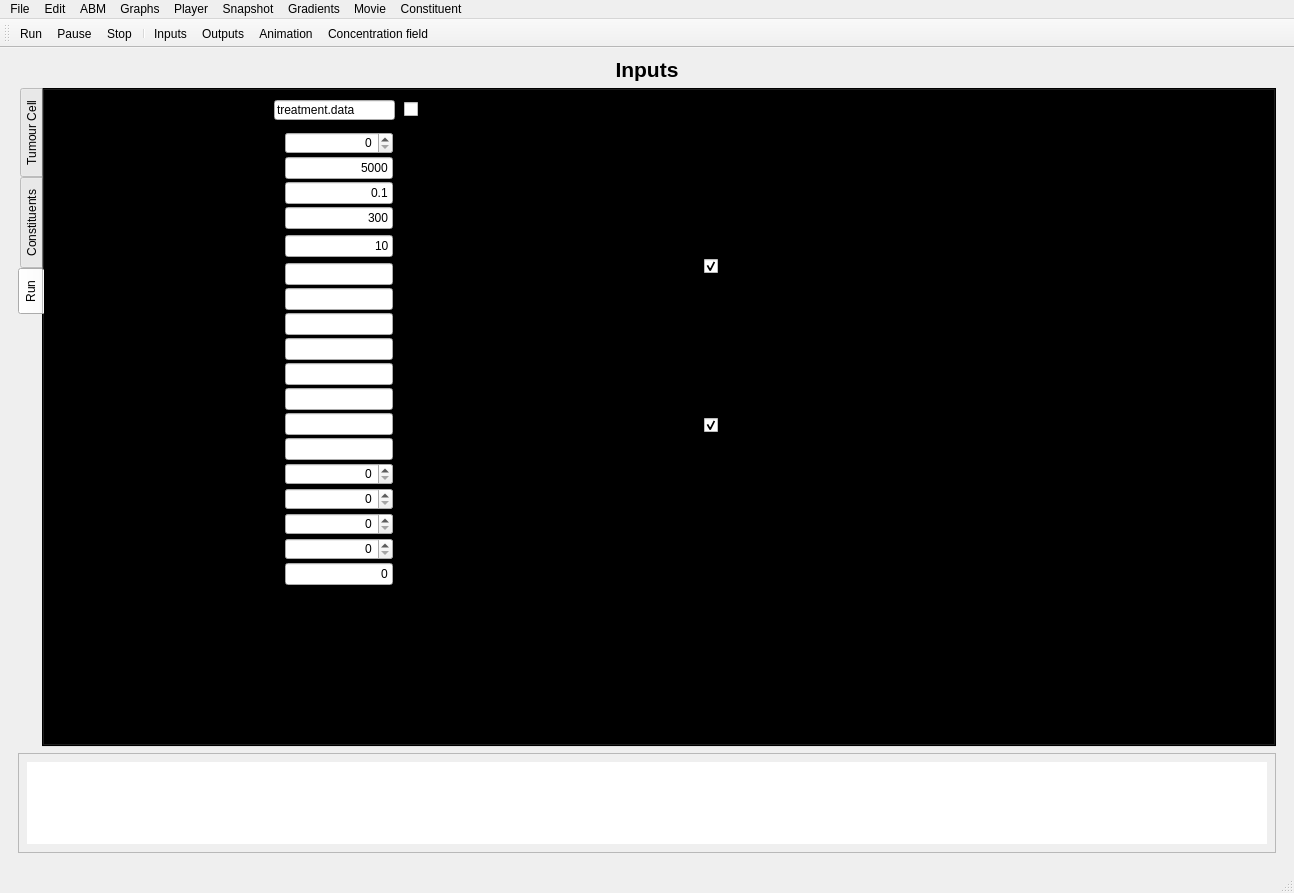
The window that GUI/spheroid_GUI.ui (gibbogle/spheroid-abm) describes before a commit, drawn with Qt 5.
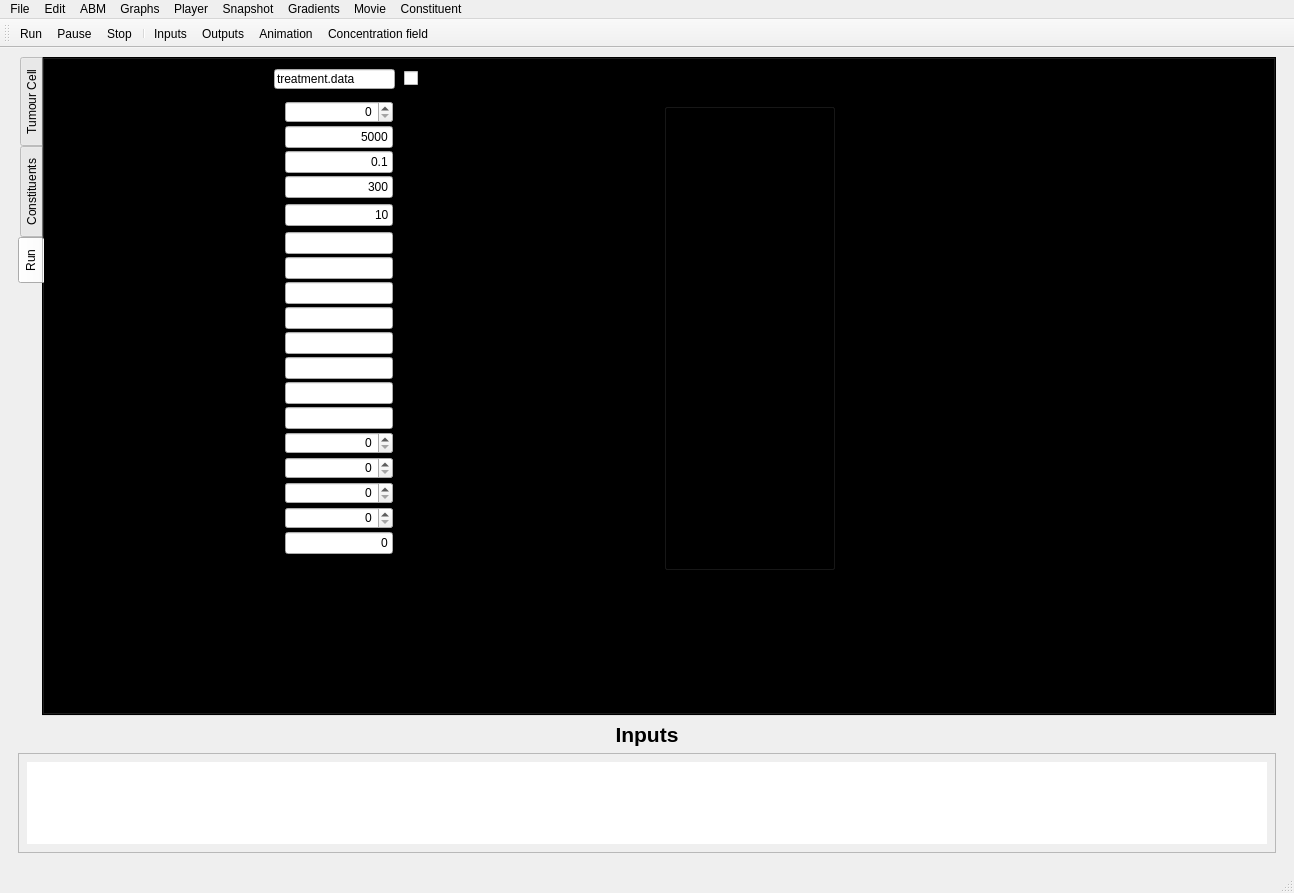
The same window after the commit. The open tabs and pages were chosen to show the change. Icons and pictures are not drawn. Custom widgets are drawn as their Qt base class.

Commit message: Fixed the graph select code

```diff
--- a/GUI/spheroid_GUI.ui
+++ b/GUI/spheroid_GUI.ui
@@ -49,30 +49,6 @@
         <property name="topMargin">
          <number>0</number>
         </property>
-        <item>
-         <widget class="QLabel" name="label_input">
-          <property name="maximumSize">
-           <size>
-            <width>16777215</width>
-            <height>30</height>
-           </size>
-          </property>
-          <property name="font">
-           <font>
-            <family>Segoe UI</family>
-            <pointsize>16</pointsize>
-            <weight>75</weight>
-            <bold>true</bold>
-           </font>
-          </property>
-          <property name="text">
-           <string>Inputs</string>
-          </property>
-          <property name="alignment">
-           <set>Qt::AlignCenter</set>
-          </property>
-         </widget>
-        </item>
         <item>
          <widget class="QTabWidget" name="tabs">
           <property name="enabled">
@@ -1848,71 +1824,46 @@
              <string>Graphs</string>
             </property>
            </widget>
-           <widget class="QWidget" name="verticalLayoutWidget">
+           <widget class="QGroupBox" name="groupBox_graphselect">
             <property name="geometry">
              <rect>
-              <x>660</x>
+              <x>620</x>
               <y>30</y>
-              <width>160</width>
-              <height>451</height>
+              <width>171</width>
+              <height>481</height>
              </rect>
             </property>
-            <layout class="QVBoxLayout" name="verticalLayout_graphs" stretch="0,0">
-             <property name="spacing">
-              <number>3</number>
-             </property>
-             <property name="sizeConstraint">
-              <enum>QLayout::SetNoConstraint</enum>
-             </property>
-             <item>
-              <widget class="QCheckBox" name="checkBox_vol">
-               <property name="minimumSize">
-                <size>
-                 <width>0</width>
-                 <height>20</height>
-                </size>
-               </property>
-               <property name="maximumSize">
-                <size>
-                 <width>16777215</width>
-                 <height>20</height>
-                </size>
-               </property>
-               <property name="text">
-                <string>Cell Volume Distribution</string>
-               </property>
-               <property name="checked">
-                <bool>true</bool>
-               </property>
-              </widget>
-             </item>
-             <item>
-              <widget class="QCheckBox" name="checkBox_conc">
-               <property name="minimumSize">
-                <size>
-                 <width>0</width>
-                 <height>20</height>
-                </size>
-               </property>
-               <property name="maximumSize">
-                <size>
-                 <width>16777215</width>
-                 <height>20</height>
-                </size>
-               </property>
-               <property name="text">
-                <string>Concentration Profile</string>
-               </property>
-               <property name="checked">
-                <bool>true</bool>
-               </property>
-              </widget>
-             </item>
-            </layout>
+            <property name="title">
+             <string>Select graphs</string>
+            </property>
            </widget>
           </widget>
          </widget>
         </item>
+        <item>
+         <widget class="QLabel" name="label_input">
+          <property name="maximumSize">
+           <size>
+            <width>16777215</width>
+            <height>30</height>
+           </size>
+          </property>
+          <property name="font">
+           <font>
+            <family>Segoe UI</family>
+            <pointsize>16</pointsize>
+            <weight>75</weight>
+            <bold>true</bold>
+           </font>
+          </property>
+          <property name="text">
+           <string>Inputs</string>
+          </property>
+          <property name="alignment">
+           <set>Qt::AlignCenter</set>
+          </property>
+         </widget>
+        </item>
         <item>
          <widget class="QTextEdit" name="text_more">
           <property name="sizePolicy">
```
Left out of the diff: 2 changed lines with no effect on the pictures. The commit also changes 3 other files.
